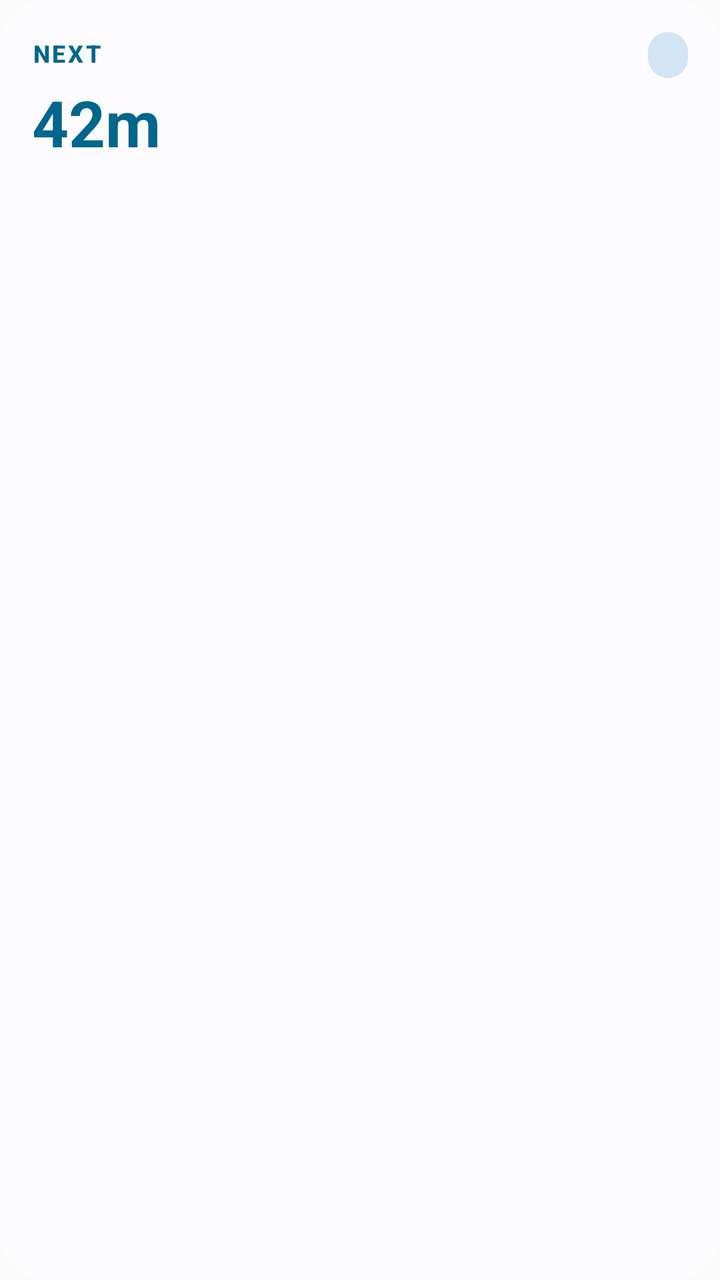
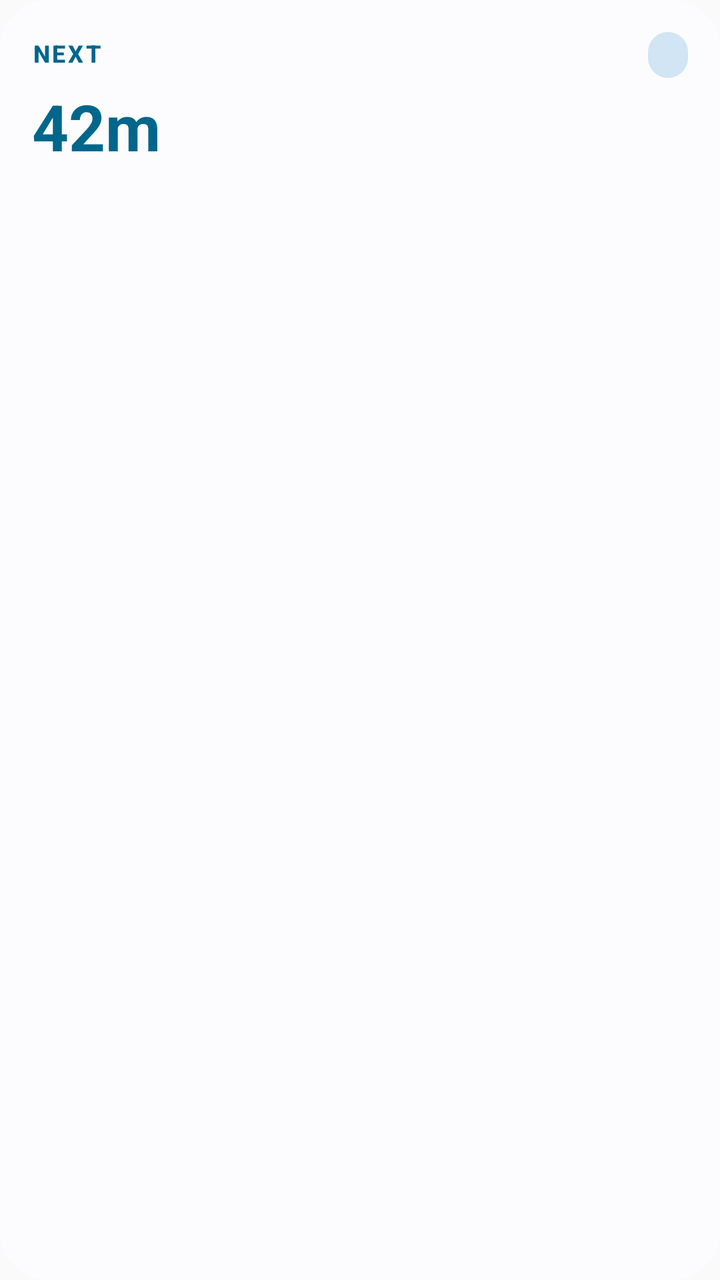

The first picture is an Android layout as it rendered before a commit; the second is the same layout after the commit. The layout source and the unified diff follow.
<!-- AndroidManifest.xml: application theme Theme.Nexta -->
<!-- res/layout/nexta_widget.xml -->
<?xml version="1.0" encoding="utf-8"?>
<LinearLayout xmlns:android="http://schemas.android.com/apk/res/android"
    android:id="@+id/widget_root"
    android:layout_width="match_parent"
    android:layout_height="match_parent"
    android:orientation="vertical"
    android:padding="16dp"
    android:background="@drawable/nexta_widget_background">

    <LinearLayout
        android:layout_width="match_parent"
        android:layout_height="wrap_content"
        android:gravity="center_vertical"
        android:orientation="horizontal">

        <TextView
            android:id="@+id/widget_status"
            android:layout_width="0dp"
            android:layout_height="wrap_content"
            android:layout_weight="1"
            android:includeFontPadding="false"
            android:text="NEXT"
            android:textColor="@color/nexta_widget_accent"
            android:textSize="12sp"
            android:textStyle="bold"
            android:fontFamily="sans-serif-medium"
            android:letterSpacing="0.10" />

        <TextView
            android:id="@+id/widget_location"
            android:layout_width="wrap_content"
            android:layout_height="wrap_content"
            android:maxWidth="110dp"
            android:singleLine="true"
            android:ellipsize="end"
            android:paddingStart="10dp"
            android:paddingEnd="10dp"
            android:paddingTop="5dp"
            android:paddingBottom="5dp"
            android:background="@drawable/nexta_widget_badge"
            android:gravity="center"
            android:includeFontPadding="false"
            android:textColor="@color/nexta_widget_badge_text"
            android:textSize="11sp"
            android:textStyle="bold"
            android:fontFamily="sans-serif-medium" />
    </LinearLayout>

    <TextView
        android:id="@+id/widget_countdown"
        android:layout_width="match_parent"
        android:layout_height="wrap_content"
        android:layout_marginTop="5dp"
        android:includeFontPadding="false"
        android:maxLines="1"
        android:ellipsize="end"
        android:text="42m"
        android:textColor="@color/nexta_widget_accent"
        android:textSize="32sp"
        android:textStyle="bold"
        android:fontFamily="sans-serif" />

    <TextView
        android:id="@+id/widget_event_title"
        android:layout_width="match_parent"
        android:layout_height="wrap_content"
        android:layout_marginTop="1dp"
        android:includeFontPadding="false"
        android:maxLines="1"
        android:ellipsize="end"
        android:textColor="@color/nexta_widget_on_container"
        android:textSize="16sp"
        android:textStyle="bold"
        android:fontFamily="sans-serif-medium" />

    <TextView
        android:id="@+id/widget_time"
        android:layout_width="match_parent"
        android:layout_height="wrap_content"
        android:layout_marginTop="5dp"
        android:includeFontPadding="false"
        android:maxLines="1"
        android:ellipsize="end"
        android:textColor="@color/nexta_widget_secondary"
        android:textSize="12sp"
        android:fontFamily="sans-serif" />

</LinearLayout>
<!-- resources referenced by this layout -->
<resources>
  <color name="nexta_widget_accent">#6750A4</color>
  <color name="nexta_widget_badge_text">#4A4458</color>
  <color name="nexta_widget_on_container">#1D192B</color>
  <color name="nexta_widget_secondary">#625B71</color>
  <!-- drawable nexta_widget_background (drawable) -->
  <?xml version="1.0" encoding="utf-8"?>
  <shape xmlns:android="http://schemas.android.com/apk/res/android">
      <corners android:radius="24dp" />
      <solid android:color="@color/nexta_widget_container" />
  </shape>
  <!-- drawable nexta_widget_badge (drawable) -->
  <?xml version="1.0" encoding="utf-8"?>
  <shape xmlns:android="http://schemas.android.com/apk/res/android">
      <corners android:radius="999dp" />
      <solid android:color="@color/nexta_widget_badge" />
  </shape>
  <style name="Theme.Nexta" parent="android:Theme.Material.Light.NoActionBar" />
  <color name="nexta_widget_container">#F7F2FA</color>
  <color name="nexta_widget_badge">#E8DEF8</color>
</resources>

<!-- the commit's change to res/layout/nexta_widget.xml (unified diff, before → after) -->
@@ -30,7 +30,7 @@
             android:id="@+id/widget_location"
             android:layout_width="wrap_content"
             android:layout_height="wrap_content"
-            android:maxWidth="110dp"
+            android:maxWidth="145dp"
             android:singleLine="true"
             android:ellipsize="end"
             android:paddingStart="10dp"
@@ -50,7 +50,7 @@
         android:id="@+id/widget_countdown"
         android:layout_width="match_parent"
         android:layout_height="wrap_content"
-        android:layout_marginTop="5dp"
+        android:layout_marginTop="7dp"
         android:includeFontPadding="false"
         android:maxLines="1"
         android:ellipsize="end"
@@ -73,11 +73,16 @@
         android:textStyle="bold"
         android:fontFamily="sans-serif-medium" />
 
+    <Space
+        android:layout_width="match_parent"
+        android:layout_height="0dp"
+        android:layout_weight="1" />
+
     <TextView
         android:id="@+id/widget_time"
         android:layout_width="match_parent"
         android:layout_height="wrap_content"
-        android:layout_marginTop="5dp"
+        android:layout_marginTop="8dp"
         android:includeFontPadding="false"
         android:maxLines="1"
         android:ellipsize="end"
